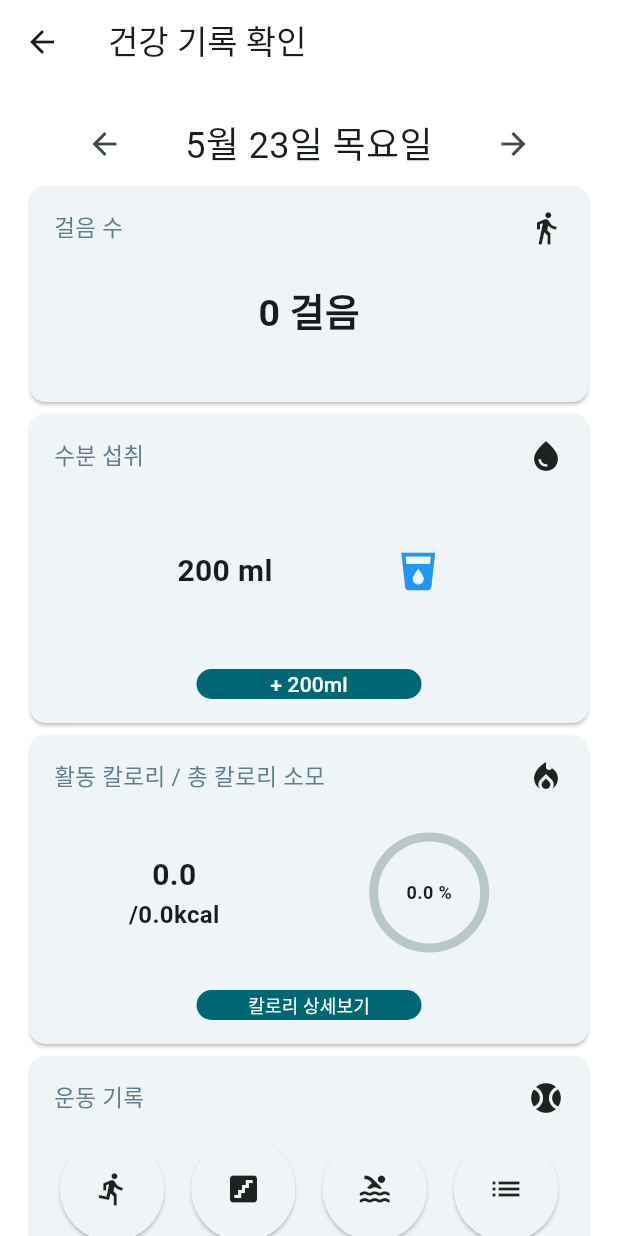
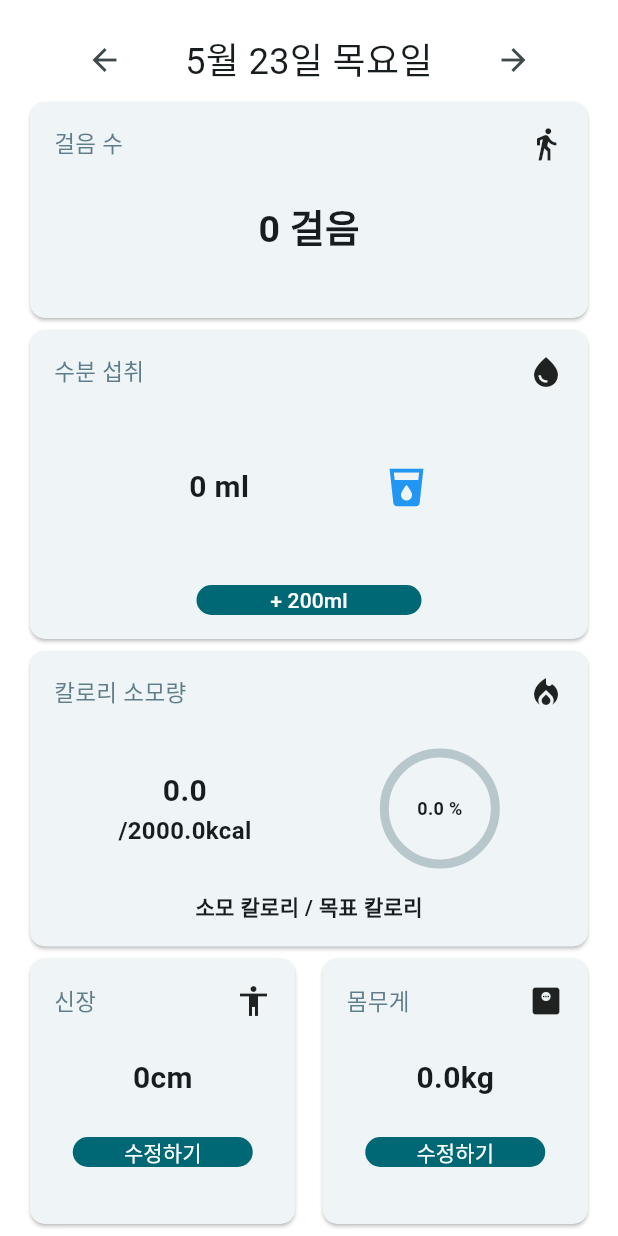
Before and after one commit to suhunPark38/bodyguard, a Flutter app: the ActivityPage widget shown alone on an empty page, opened directly, after a tap on the "arrow back" icon, after a tap on the "arrow forward" icon, after a tap on "+ 200ml", on a phone screen of 412 x 824 dp. Run offline on Flutter 3.47's test engine with Material 3 defaults, Android fonts, the phone set to English and light mode, and no system bars; drawn by our look-alikes of percent_indicator; our stand-ins replace auto_size_text, carousel_slider, cloud_firestore, drift, firebase_auth, firebase_core and 6 more; missing offline and left inert: carp_serializable, flutter_naver_map, health; accounts and stored records are empty; generated files the repository leaves out were written again; Roboto replaces fonts that are missing (Pretendard).

Commit message:
동작 안정화 + 활동 화면 health_page.dart에 연결

```diff
--- a/lib/main.dart
+++ b/lib/main.dart
@@ -95,6 +95,7 @@ class MyApp extends StatelessWidget {
   }
 }
 
+
 //main실행 후 실행시키는 첫 위젯
 class Start extends StatelessWidget {
   @override
--- a/lib/providers/health_data_provider.dart
+++ b/lib/providers/health_data_provider.dart
@@ -25,7 +25,6 @@ class HealthDataProvider with ChangeNotifier {
   HealthDataProvider(){
     fetchStepData(_selectedDate);
     fetchData(_selectedDate);
-    fetchWaterData();
   }
 
   /// 기본 데이터 (신장, 몸무게 등) 가져오기
@@ -33,14 +32,18 @@ class HealthDataProvider with ChangeNotifier {
     _state = AppState.FETCHING_DATA;
 
     final now = date;
-    final endTime = DateTime(now.year, now.month, now.day);
+    final startTime = DateTime(now.year, now.month, now.day);
+
+    double totalCalories = 0;
+    double totalActiveCalories = 0;
+    double totalWater = 0;
 
 
     // try {
     // fetch health data
     List<HealthDataPoint> healthData = await Health().getHealthDataFromTypes(
       types: HealthUtil().types,
-      startTime: endTime,
+      startTime: startTime,
       endTime: now,
     );
 
@@ -56,9 +59,10 @@ class HealthDataProvider with ChangeNotifier {
       final value = dataPoint.value.toJson();
       switch (dataPoint.type) {
         case HealthDataType.TOTAL_CALORIES_BURNED:
-          final value = dataPoint.value.toJson();
-          _totalCalorieBurned = value['numeric_value'] as double;
-          print(_totalCalorieBurned);
+          totalCalories += value['numeric_value'] as double;
+          break;
+        case HealthDataType.WATER:
+          totalWater += value['numeric_value'] as double;
           break;
         case HealthDataType.HEIGHT:
           _height = value['numeric_value'] as double;
@@ -67,41 +71,16 @@ class HealthDataProvider with ChangeNotifier {
           _weight = value['numeric_value'] as double;;
           break;
         case HealthDataType.ACTIVE_ENERGY_BURNED:
-          _activeCalorieBurned = (value['numeric_value'] as double);
-          print(_activeCalorieBurned);
+          totalActiveCalories += (value['numeric_value'] as double);
         default:
           break;
       }
     }
+    _totalCalorieBurned = totalCalories;
+    _activeCalorieBurned = totalActiveCalories;
+    _water = totalWater;
 
       _state = healthData.isEmpty ? AppState.NO_DATA : AppState.DATA_READY;
-
-    print(_state);
-    notifyListeners();
-  }
-
-  /// 마신 물 데이터 가져오기
-  Future<void> fetchWaterData() async {
-    _state = AppState.FETCHING_DATA;
-
-    final now = _selectedDate;
-    final endTime = DateTime(now.year, now.month, now.day);
-
-    // fetch health data
-    List<HealthDataPoint> healthData = await Health().getHealthDataFromTypes(
-      types: [HealthDataType.WATER],
-      startTime: endTime,
-      endTime: now,
-    );
-
-    double totalWater = 0;
-    for (var dataPoint in healthData) {
-      final value = dataPoint.value.toJson();
-      totalWater += value['numeric_value'] as double;
-    }
-    _water = totalWater;
-
-    _state = healthData.isEmpty ? AppState.NO_DATA : AppState.DATA_READY;
 
     print(_state);
     notifyListeners();
@@ -111,7 +90,6 @@ class HealthDataProvider with ChangeNotifier {
   /// Fetch steps from the health plugin and show them in the app.
   Future<void> fetchStepData(DateTime date) async {
     int? fetchedSteps;
-
 
     // get steps for today (i.e., since midnight)
     final now = date;
@@ -212,25 +190,24 @@ class HealthDataProvider with ChangeNotifier {
   /// 물 섭취 데이터 추가
   Future<void> addWaterData(double add) async {
     final now = _selectedDate;
-    final earlier = now.subtract(Duration(minutes: 20));
+    final earlier = now.subtract(Duration(seconds: 20));
 
-    _water += add;
+    bool success = true;
 
-    // Add data for supported types
-    // NOTE: These are only the ones supported on Androids new API Health Connect.
-    // Both Android's Google Fit and iOS' HealthKit have more types that we support in the enum list [HealthDataType]
-    // Add more - like AUDIOGRAM, HEADACHE_SEVERE etc. to try them.
-    bool success = true;
+    print("add water start");
 
     // misc. health data examples using the writeHealthData() method
     success &= await Health().writeHealthData(
-        value: _water,
+        value: add,
         type: HealthDataType.WATER,
         startTime: earlier,
         endTime: now);
 
     _state = success ? AppState.DATA_ADDED : AppState.DATA_NOT_ADDED;
 
+    print("add water end");
+
+    fetchData(_selectedDate);
     print(_state);
     notifyListeners();
   }
@@ -240,7 +217,6 @@ class HealthDataProvider with ChangeNotifier {
     _selectedDate = _selectedDate.subtract(Duration(days: 1));
     fetchStepData(_selectedDate);
     fetchData(_selectedDate);
-    fetchWaterData();
     notifyListeners();
   }
 
@@ -249,7 +225,6 @@ class HealthDataProvider with ChangeNotifier {
     _selectedDate = _selectedDate.add(Duration(days: 1));
     fetchStepData(_selectedDate);
     fetchData(_selectedDate);
-    fetchWaterData();
     notifyListeners();
   }
 
@@ -258,7 +233,6 @@ class HealthDataProvider with ChangeNotifier {
     _selectedDate = DateTime.now();
     fetchStepData(_selectedDate);
     fetchData(_selectedDate);
-    fetchWaterData();
     notifyListeners();
   }
 
@@ -278,17 +252,3 @@ enum AppState {
   STEPS_READY,
   HEALTH_CONNECT_STATUS,
 }
-
-enum ExerciseData {
-  running(1.5, 600),
-  cycling(2.0, 500),
-  swimming(1.0, 700),
-  walking(1.0, 200),
-  weightTraining(1.0, 400);
-
-  final double runningTime;
-  final double burnedCaloriePerHour;
-  const ExerciseData(this.runningTime, this.burnedCaloriePerHour);
-
-  double get totalBurnedCalories => runningTime * burnedCaloriePerHour;
-}
--- a/lib/screens/activity_page/activity_page.dart
+++ b/lib/screens/activity_page/activity_page.dart
@@ -2,7 +2,6 @@ import 'package:bodyguard/providers/health_data_provider.dart';
 import 'package:bodyguard/screens/activity_page/widgets/body_info_widget.dart';
 import 'package:bodyguard/screens/activity_page/widgets/calorie_widget.dart';
 import 'package:bodyguard/screens/activity_page/widgets/date_widget.dart';
-import 'package:bodyguard/screens/activity_page/widgets/exercise_widget.dart';
 import 'package:bodyguard/screens/activity_page/widgets/steps_widget.dart';
 import 'package:bodyguard/screens/activity_page/widgets/water_widget.dart';
 import 'package:flutter/material.dart';
@@ -21,20 +20,7 @@ class _ActivityPageState extends State<ActivityPage> {
 
   @override
   Widget build(BuildContext context) {
-    return Scaffold(
-      appBar: AppBar(
-        title: const Text(
-          '건강 기록 확인',
-        ),
-        leading: IconButton(
-          onPressed: () {
-            Navigator.pop(context);
-          },
-          icon: const Icon(Icons.arrow_back),
-        ),
-        actions: const <Widget>[],
-      ),
-      body: SingleChildScrollView(
+    return SingleChildScrollView(
       padding: const EdgeInsets.all(16),
       child: Center(
           child: Consumer<HealthDataProvider>(
@@ -44,15 +30,13 @@ class _ActivityPageState extends State<ActivityPage> {
                   DateWidget(),
                   StepsWidget(currentSteps: provider.steps, targetSteps: 6000),
                   WaterWidget(water: provider.water),
-                    CalorieWidget(totalCalorie: provider.totalCalorie, burnedCalorie: provider.totalCalorie),
-                    ExerciseWidget(),
+                  CalorieWidget(targetCalories: 2000, burnedCalories: provider.totalCalorie),
                   BodyInfoWidget(height: provider.height, weight: provider.weight),
 
                 ]),
 
           )
       ),
-      ),
     );
 
   }
--- a/lib/screens/activity_page/widgets/calorie_widget.dart
+++ b/lib/screens/activity_page/widgets/calorie_widget.dart
@@ -1,13 +1,12 @@
 import 'package:flutter/material.dart';
 import 'package:percent_indicator/circular_percent_indicator.dart';
 
-import '../../../widgets/custom_button.dart';
 
 class CalorieWidget extends StatelessWidget {
-  final double totalCalorie;
-  final double burnedCalorie;
+  final double targetCalories;
+  final double burnedCalories;
 
-  const CalorieWidget({Key? key, required this.burnedCalorie, required this.totalCalorie})
+  const CalorieWidget({Key? key, required this.burnedCalories, required this.targetCalories})
       : super(key: key);
 
   @override
@@ -27,7 +26,7 @@ class CalorieWidget extends StatelessWidget {
                       MainAxisAlignment.spaceBetween,
                       children: [
                         Text(
-                          "활동 칼로리 / 총 칼로리 소모",
+                          "칼로리 소모량",
                           style: TextStyle(
                               color: Colors.blueGrey,
                               fontSize: 15),
@@ -41,7 +40,7 @@ class CalorieWidget extends StatelessWidget {
                       Column(
                         children: [
                           Text(
-                            "${burnedCalorie.toStringAsFixed(1)}",
+                            "${burnedCalories.toStringAsFixed(1)}",
                             style: const TextStyle(
                                 fontSize: 20,
                                 fontWeight: FontWeight.bold),
@@ -49,7 +48,7 @@ class CalorieWidget extends StatelessWidget {
                             softWrap: false,
                           ),
                           Text(
-                            "/${totalCalorie}kcal",
+                            "/${targetCalories.toStringAsFixed(1)}kcal",
                             style: const TextStyle(
                                 fontSize: 16,
                                 fontWeight: FontWeight.bold),
@@ -59,37 +58,33 @@ class CalorieWidget extends StatelessWidget {
                         ],
                       ),
                       const SizedBox(height: 25),
-                      _buildStepCircularChart(totalCalorie, burnedCalorie)
+                      _buildStepCircularChart(targetCalories, burnedCalories)
                     ],
                   ),
-                  const SizedBox(height: 25),
-                  SizedBox(
-                      width: 150,
-                      height: 20,
-                      child: CustomButton(
-                        onPressed: () {
-
-                        },
-                        text: const Text(
-                          "칼로리 상세보기",
-                          style: TextStyle(fontSize: 12),
-                        ),
-                      ))
+                  const SizedBox(height: 15,),
+                  const Text(
+                      "소모 칼로리 / 목표 칼로리",
+                      style: const TextStyle(
+                      fontSize: 14,
+                      fontWeight: FontWeight.bold),
+          overflow: TextOverflow.fade,
+          softWrap: false,
+        ),
 
                 ])));
   }
 
   Widget _buildStepCircularChart(
-      double totalCalories, double burnedCalories) {
+      double targetCalories, double burnedCalories) {
     return
       CircularPercentIndicator(
         radius: 40.0,
         lineWidth: 6.0,
         animation: true,
         animationDuration: 1000,
-        percent: burnedCalories / (totalCalories == 0 ? 1 : totalCalories),
+        percent: burnedCalories / (targetCalories == 0 ? 1 : targetCalories),
         center: Text(
-          '${(burnedCalories / (totalCalories == 0 ? 1 : totalCalories) * 100).toStringAsFixed(1)} %',
+          '${(burnedCalories / (targetCalories == 0 ? 1 : targetCalories) * 100).toStringAsFixed(1)} %',
           style: const TextStyle(fontSize: 12, fontWeight: FontWeight.bold),
         ),
         circularStrokeCap: CircularStrokeCap.round,
--- a/lib/screens/health_page/health_page.dart
+++ b/lib/screens/health_page/health_page.dart
@@ -1,3 +1,4 @@
+import 'package:bodyguard/screens/activity_page/activity_page.dart';
 import 'package:flutter/material.dart';
 
 import '../../widgets/custom_button.dart';
@@ -5,11 +6,14 @@ import '../diet_page/diet_page.dart';
 import '../diet_search_page/diet_search_page.dart';
 
 class HealthPage extends StatelessWidget {
-  const HealthPage({super.key});
+  final int initailIndex;
+
+  const HealthPage({super.key, required this.initailIndex});
 
   @override
   Widget build(BuildContext context) {
     return DefaultTabController(
+      initialIndex: initailIndex,
         length: 2,
         child: Scaffold(
             appBar: AppBar(
@@ -23,7 +27,7 @@ class HealthPage extends StatelessWidget {
             body: const TabBarView(
               children: [
                 DietPage(),
-                Center(child: Text("활동")),
+                ActivityPage(),
               ],
             ),
             persistentFooterButtons: [
--- a/lib/screens/home_page/home_page.dart
+++ b/lib/screens/home_page/home_page.dart
@@ -10,7 +10,6 @@ import 'package:provider/provider.dart';
 import '../../providers/shopping_provider.dart';
 import '../../providers/user_info_provider.dart';
 import '../../widgets/custom_button.dart';
-import '../activity_page/activity_page.dart';
 import '../body_page/body_page.dart';
 import '../my_home_page/my_home_page.dart';
 import '../../services/store_service.dart';
@@ -335,12 +334,14 @@ class HomePage extends StatelessWidget {
                                           height: 20,
                                           child: CustomButton(
                                             onPressed: () {
-                                              Navigator.push(
+                                              Navigator.pushAndRemoveUntil(
                                                 context,
                                                 MaterialPageRoute(
-                                                  builder: (context) =>
-                                                      const ActivityPage(),
-                                                ),
+                                                    builder: (context) => const MyHomePage(
+                                                      initialIndex: 2,
+                                                      healthIndex: 1,
+                                                    )),
+                                                    (route) => false,
                                               );
                                             },
                                             text: const Text(
--- a/lib/screens/my_home_page/my_home_page.dart
+++ b/lib/screens/my_home_page/my_home_page.dart
@@ -1,6 +1,5 @@
 import 'package:flutter/material.dart';
 import 'package:bodyguard/screens/health_page/health_page.dart';
-import '../../utils/custom_icon.dart';
 import '../shopping_page/shopping_page.dart';
 import '../home_page/home_page.dart';
 import '../search_page/search_page.dart';
@@ -8,8 +7,9 @@ import '../identity_page/identity_page.dart';
 
 class MyHomePage extends StatefulWidget {
   final int initialIndex;
+  final int? healthIndex;
 
-  const MyHomePage({Key? key, required this.initialIndex}) : super(key: key);
+  const MyHomePage({Key? key, required this.initialIndex, this.healthIndex}) : super(key: key);
 
   @override
   _MyHomePageState createState() => _MyHomePageState();
@@ -17,6 +17,7 @@ class MyHomePage extends StatefulWidget {
 
 class _MyHomePageState extends State<MyHomePage> with SingleTickerProviderStateMixin {
   late TabController _tabController;
+
 
   @override
   void initState() {
@@ -39,7 +40,7 @@ class _MyHomePageState extends State<MyHomePage> with SingleTickerProviderStateM
         children: [
           HomePage(),
           const SearchPage(),
-          HealthPage(),
+          HealthPage(initailIndex: widget.healthIndex ?? 0,),
           const ShoppingPage(),
           IdentityPage(),
         ],
--- a/pubspec.yaml
+++ b/pubspec.yaml
@@ -60,7 +60,6 @@ dependencies:
   health: ^10.2.0
 
   permission_handler: ^11.3.1
-
 
 
 
```
Lines whose indentation alone changed are shown as unchanged.
